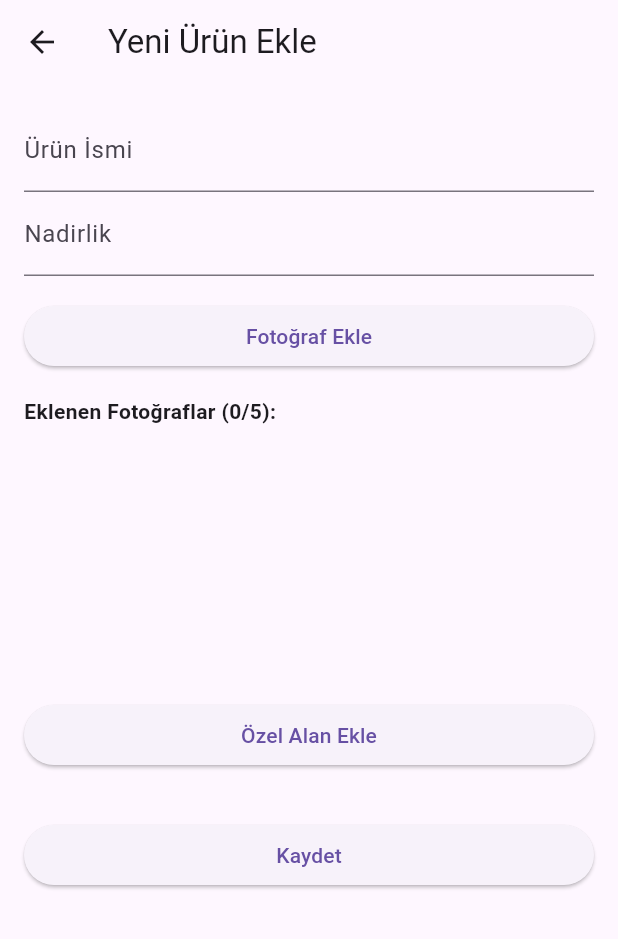
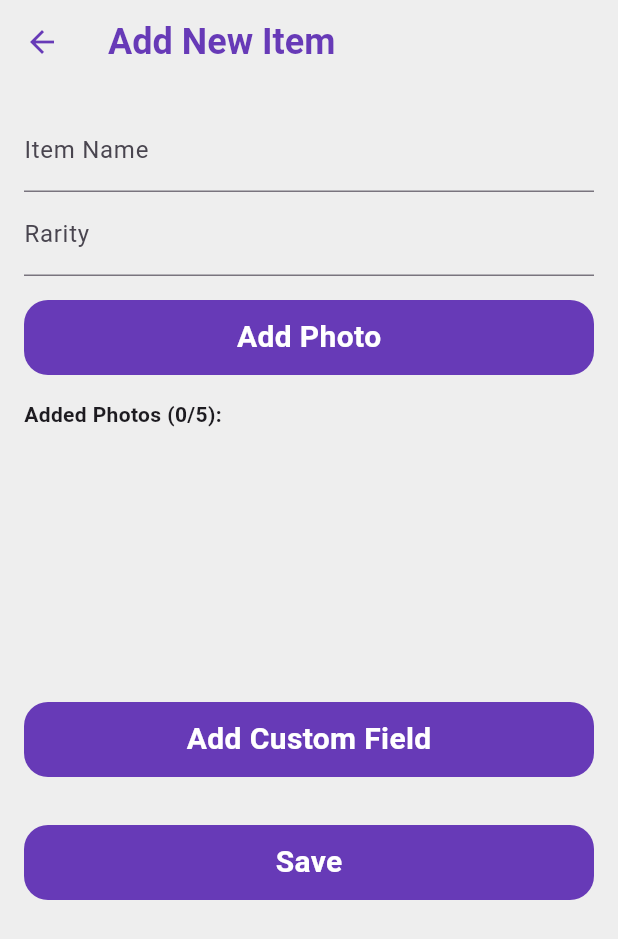
Before and after one commit to BerkaySimsek1/collectionapp, a Flutter app: the AddItemScreen screen opened directly with empty values, on a phone screen of 412 x 824 dp. Shown: the top 939 px of the screen. Run offline on Flutter 3.47's test engine with Material 3 defaults, Android fonts, the phone set to English and light mode, and no system bars; our stand-ins replace cloud_firestore, firebase_auth, firebase_core, firebase_storage, google_fonts, image_picker and 1 more; accounts and stored records are empty; generated files the repository leaves out were written again.

Commit message:
made adjustments on new pages

```diff
--- a/lib/pages/auctionPages/auction_mainpage.dart
+++ b/lib/pages/auctionPages/auction_mainpage.dart
@@ -121,6 +121,8 @@ class _AuctionListScreenState extends State<AuctionListScreen> {
             ],
           ),
         ),
+
+        // create auction button
         floatingActionButtonLocation: FloatingActionButtonLocation.endFloat,
         floatingActionButton: GestureDetector(
           onTap: () {
--- a/lib/pages/userCollectionPages/add_item_screen.dart
+++ b/lib/pages/userCollectionPages/add_item_screen.dart
@@ -110,7 +110,7 @@ class _AddItemScreenState extends State<AddItemScreen> {
       });
     } else {
       ScaffoldMessenger.of(context).showSnackBar(
-        const SnackBar(content: Text('En fazla 5 fotoğraf ekleyebilirsiniz.')),
+        const SnackBar(content: Text('You can add up to 5 photos.')),
       );
     }
   }
@@ -118,14 +118,14 @@ class _AddItemScreenState extends State<AddItemScreen> {
   Future<void> _saveItem(BuildContext context) async {
     if (_formKey.currentState!.validate()) {
       setState(() {
-        _isUploading = true; // Yükleme başlatıldı
+        _isUploading = true; // loading started
       });
 
       final itemName = _nameController.text.trim();
       final rarity = _rarityController.text.trim();
       final List<String> photoPaths = [];
 
-      // Fotoğrafları paralel olarak yükle
+      // upload multiple photos at the same time
       final List<Future> uploadTasks = _selectedImages.map((image) async {
         final storageRef = FirebaseStorage.instance.ref().child(
             'item_images/${DateTime.now().millisecondsSinceEpoch}_${image.name}');
@@ -135,7 +135,7 @@ class _AddItemScreenState extends State<AddItemScreen> {
           final downloadURL = await storageRef.getDownloadURL();
           photoPaths.add(downloadURL);
         } else {
-          throw Exception("Yüklenemedi");
+          throw Exception("Couldn't loaded.");
         }
       }).toList();
 
@@ -267,7 +267,8 @@ class _AddItemScreenState extends State<AddItemScreen> {
           return ListTile(
             title: Text(fieldName),
             subtitle: Text(
-              _customFieldValues[fieldName]?.toString() ?? 'Tarih seçilmedi',
+              _customFieldValues[fieldName]?.toString() ??
+                  'Date must be selected.',
             ),
             onTap: () async {
               final date = await showDatePicker(
@@ -292,7 +293,26 @@ class _AddItemScreenState extends State<AddItemScreen> {
   @override
   Widget build(BuildContext context) {
     return Scaffold(
-      appBar: AppBar(title: const Text('Yeni Ürün Ekle')),
+      backgroundColor: Colors.grey[200],
+      appBar: AppBar(
+        backgroundColor: Colors.transparent,
+        title: const Text(
+          'Add New Item',
+          style: TextStyle(
+            fontSize: 24,
+            fontWeight: FontWeight.bold,
+            color: Colors.deepPurple,
+          ),
+        ),
+        leading: IconButton(
+            onPressed: () {
+              Navigator.of(context).pop();
+            },
+            icon: const Icon(
+              Icons.arrow_back,
+              color: Colors.deepPurple,
+            )),
+      ),
       body: Padding(
         padding: const EdgeInsets.all(16.0),
         child: Form(
@@ -301,26 +321,41 @@ class _AddItemScreenState extends State<AddItemScreen> {
             children: [
               TextFormField(
                 controller: _nameController,
-                decoration: const InputDecoration(labelText: 'Ürün İsmi'),
+                decoration: const InputDecoration(labelText: 'Item Name'),
                 validator: (value) {
                   if (value == null || value.isEmpty) {
-                    return 'Lütfen bir isim girin.';
+                    return 'Please enter a name.';
                   }
                   return null;
                 },
               ),
               TextFormField(
                 controller: _rarityController,
-                decoration: const InputDecoration(labelText: 'Nadirlik'),
+                decoration: const InputDecoration(labelText: 'Rarity'),
               ),
               const SizedBox(height: 16),
-              ElevatedButton(
-                onPressed: _pickImage,
-                child: const Text('Fotoğraf Ekle'),
+              GestureDetector(
+                onTap: _pickImage,
+                child: Container(
+                  height: 50,
+                  width: 380,
+                  decoration: BoxDecoration(
+                      color: Colors.deepPurple,
+                      borderRadius: BorderRadius.circular(16)),
+                  child: const Center(
+                    child: Text(
+                      "Add Photo",
+                      style: TextStyle(
+                          color: Colors.white,
+                          fontWeight: FontWeight.bold,
+                          fontSize: 20),
+                    ),
+                  ),
+                ),
               ),
               const SizedBox(height: 16),
               Text(
-                'Eklenen Fotoğraflar (${_selectedImages.length}/5):',
+                'Added Photos (${_selectedImages.length}/5):',
                 style: const TextStyle(fontWeight: FontWeight.bold),
               ),
               SizedBox(
@@ -346,19 +381,50 @@ class _AddItemScreenState extends State<AddItemScreen> {
               const SizedBox(height: 16),
               _buildPredefinedFieldInputs(),
               const SizedBox(height: 16),
-              ElevatedButton(
-                onPressed: _addCustomField,
-                child: const Text('Özel Alan Ekle'),
+              GestureDetector(
+                onTap: _addCustomField,
+                child: Container(
+                  height: 50,
+                  width: 380,
+                  decoration: BoxDecoration(
+                      color: Colors.deepPurple,
+                      borderRadius: BorderRadius.circular(16)),
+                  child: const Center(
+                    child: Text(
+                      "Add Custom Field",
+                      style: TextStyle(
+                          color: Colors.white,
+                          fontWeight: FontWeight.bold,
+                          fontSize: 20),
+                    ),
+                  ),
+                ),
               ),
               const SizedBox(height: 16),
               _buildCustomFieldInputs(),
               const SizedBox(height: 16),
-              ElevatedButton(
-                onPressed: _isUploading ? null : () => _saveItem(context),
-                child: _isUploading
-                    ? const CircularProgressIndicator() // Yükleme sırasında göstergenin görünmesini sağla
-                    : const Text('Kaydet'),
-              ),
+              GestureDetector(
+                // save button
+                onTap: _isUploading ? null : () => _saveItem(context),
+                child: Container(
+                  height: 50,
+                  width: 380,
+                  decoration: BoxDecoration(
+                      color: Colors.deepPurple,
+                      borderRadius: BorderRadius.circular(16)),
+                  child: Center(
+                    child: _isUploading
+                        ? const CircularProgressIndicator() // indicator appears when loading
+                        : const Text(
+                            "Save",
+                            style: TextStyle(
+                                color: Colors.white,
+                                fontWeight: FontWeight.bold,
+                                fontSize: 20),
+                          ),
+                  ),
+                ),
+              )
             ],
           ),
         ),
```
Also changed, not shown: lib/pages/auctionPages/auction_detail.dart (+5 -5 lines), lib/pages/auctionPages/create_auction.dart (+10 -9 lines), lib/pages/userCollectionPages/collection_items_screen.dart (+48 -7 lines).
